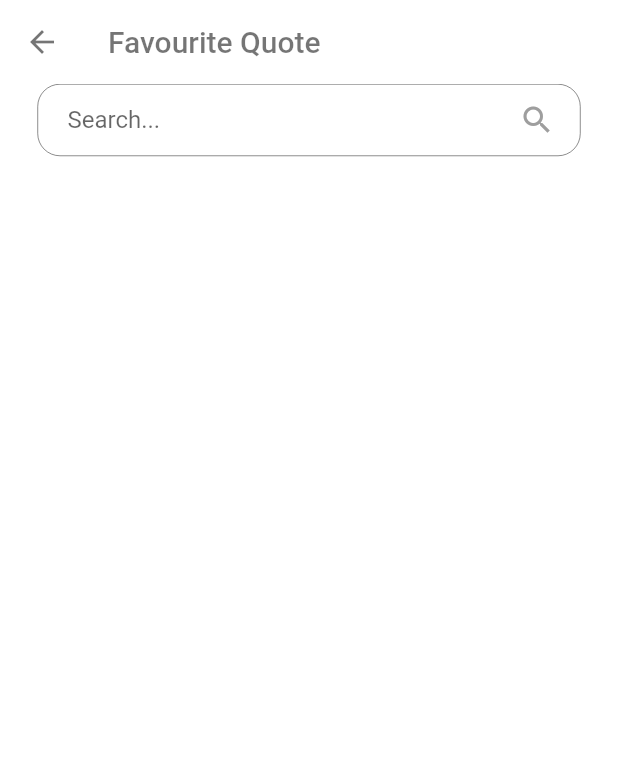
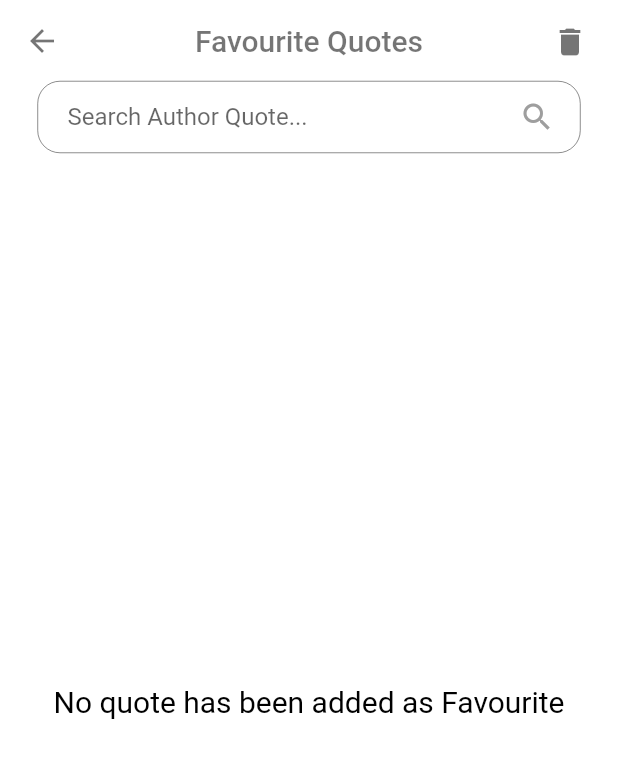
Before and after one commit to Eklavya-Sachin/quote, a Flutter app: the FavouriteQuotesView screen opened by its route, on a phone screen of 412 x 824 dp. Shown: the top 758 px of the screen. Run offline on Flutter 3.47's test engine with Material 2 defaults, Android fonts, the phone set to English and light mode, and no system bars; our stand-ins replace get.

Commit message:
Fixed Favourite Screen UI & functionality.

```diff
--- a/lib/app/modules/favourite_quotes/controllers/favourite_quotes_controller.dart
+++ b/lib/app/modules/favourite_quotes/controllers/favourite_quotes_controller.dart
@@ -1,12 +1,16 @@
 import 'package:get/get.dart';
 import 'package:flutter/material.dart';
+import '../../../models/quote_response.dart';
 
 class FavouriteQuotesController extends GetxController {
   late TextEditingController searchTextController;
+  RxList<Quote> quotes = <Quote>[].obs;
+  RxBool isLoadingFromDB = false.obs;
 
   @override
   void onInit() {
     searchTextController = TextEditingController();
+    getQuotesFromDB();
     super.onInit();
   }
 
@@ -16,5 +20,30 @@ class FavouriteQuotesController extends GetxController {
     super.onClose();
   }
 
-  Future<void> onSearch(String query) async {}
+  void getQuotesFromDB() {}
+
+  void onSearch(String query) {
+    if (GetUtils.isBlank(query)!) {
+      Get.snackbar('Invalid Search!', 'Can\'t search blank keyword.');
+      return;
+    }
+
+    query = query.toLowerCase();
+
+    quotes.value = quotes
+        .where(
+          (searchedQuote) =>
+              (searchedQuote.author?.toLowerCase().contains(query) ?? false) ||
+              (searchedQuote.author?.toLowerCase().startsWith(query) ??
+                  false) ||
+              (searchedQuote.author?.toLowerCase().endsWith(query) ?? false),
+        )
+        .toList();
+  }
+
+  void cancelSearch() {
+    getQuotesFromDB();
+  }
+
+  void deleteAllFavouriteQuotes() {}
 }
--- a/lib/app/modules/favourite_quotes/views/favourite_quotes_view.dart
+++ b/lib/app/modules/favourite_quotes/views/favourite_quotes_view.dart
@@ -17,35 +17,69 @@ class FavouriteQuotesView extends GetView<FavouriteQuotesController> {
           appBar: AppBar(
             elevation: 0,
             backgroundColor: Colors.white,
-            leading: const BackButton(color: Colors.black54),
+            leading: const BackButton(
+              color: Colors.black54,
+            ),
             title: const Text(
-              'Favourite Quote',
+              'Favourite Quotes',
               style: TextStyle(
                 fontSize: 20,
                 color: Colors.black54,
               ),
             ),
-          ),
-          body: Column(
-            crossAxisAlignment: CrossAxisAlignment.start,
-            children: [
+            centerTitle: true,
+            actions: [
               Padding(
-                padding: const EdgeInsets.symmetric(horizontal: 25),
+                padding: const EdgeInsets.all(8.0),
+                child: IconButton(
+                  onPressed: controller.deleteAllFavouriteQuotes,
+                  icon: const Icon(
+                    Icons.delete,
+                    color: Colors.black54,
+                  ),
+                ),
+              )
+            ],
+            bottom: PreferredSize(
+              preferredSize: const Size.fromHeight(kToolbarHeight),
+              child: Padding(
+                padding: const EdgeInsets.fromLTRB(25, 0, 25, 10),
                 child: SearchTextField(
                   controller: controller.searchTextController,
                   search: controller.onSearch,
+                  hintText: 'Search Author Quote...',
+                  onCancellingSearch: controller.cancelSearch,
                 ),
               ),
-              const SizedBox(height: 10),
-              Expanded(
-                child: ListView.builder(
-                  itemCount: 4,
-                  itemBuilder: (context, index) {
-                    return SizedBox();
-                  },
-                ),
-              )
-            ],
+            ),
+          ),
+          body: Obx(
+            () => controller.isLoadingFromDB.value
+                ? const Center(
+                    child: CircularProgressIndicator(),
+                  )
+                : controller.quotes.isEmpty
+                    ? const Center(
+                        child: Text(
+                          'No quote has been added as Favourite',
+                          style: TextStyle(
+                            fontSize: 20,
+                            color: Colors.black,
+                          ),
+                          textAlign: TextAlign.center,
+                        ),
+                      )
+                    : ListView.builder(
+                        padding: const EdgeInsets.only(
+                          bottom: 20,
+                        ),
+                        itemCount: controller.quotes.length,
+                        itemBuilder: (context, index) {
+                          return QuoteCard(
+                            quote: controller.quotes[index],
+                          );
+                        },
+                      ),
           ),
         ),
       ),
```
